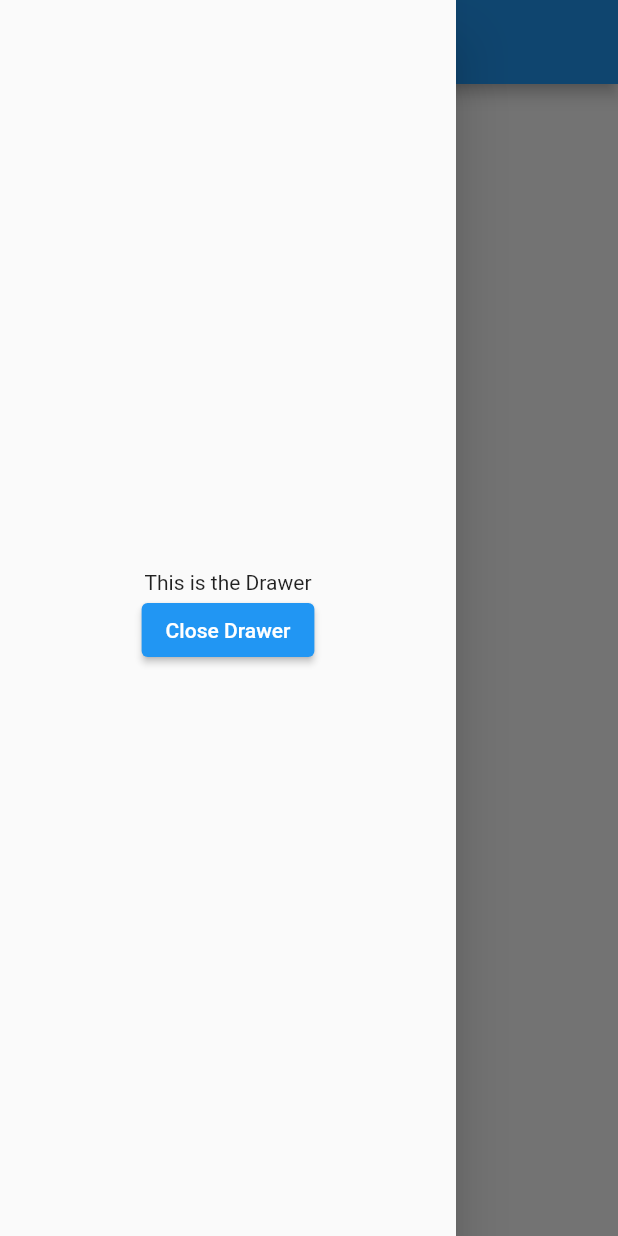
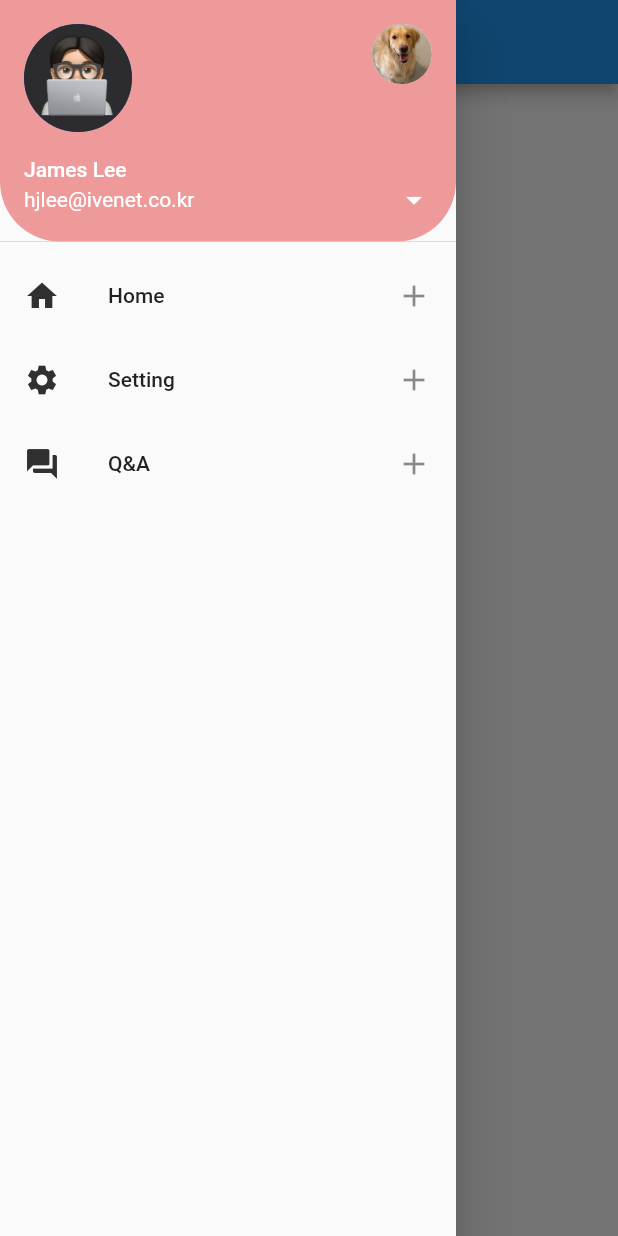
Before and after one commit to leehyungjun1/2_flutter, a Flutter app: the screen it shows after launch, with the side drawer open, on a phone screen of 412 x 824 dp. Run offline on Flutter 3.47's test engine with Material 2 defaults, Android fonts, the phone set to English and light mode, and no system bars.

Commit message:
Drawer Header modify

```diff
--- a/lib/main.dart
+++ b/lib/main.dart
@@ -31,24 +31,73 @@ class _MyStatefulWidgetState extends State<MyStatefulWidget> {
       appBar: AppBar(
         title: const Text('Pos Data'),
       ),
-      body: const Center(
-        child: ElevatedButton(
-          onPressed: null,
-          child: Text('Open Drawer'),
-        ),
+      body: const Row(
+        children: [
+          Text('이마트'),
+          Text('홈플러스'),
+        ],
       ),
       drawer: Drawer(
-        child: Center(
-          child: Column(
-            mainAxisAlignment: MainAxisAlignment.center,
-            children: <Widget>[
-              const Text('This is the Drawer'),
-              ElevatedButton(
-                onPressed: _closeDrawer,
-                child: const Text('Close Drawer'),
+        child: ListView(
+          padding: EdgeInsets.zero,
+          children: <Widget>[
+            UserAccountsDrawerHeader(
+              currentAccountPicture: const CircleAvatar(
+                backgroundImage: AssetImage('assets/images/me.png'),
               ),
-            ],
-          ),
+              otherAccountsPictures: const [
+                CircleAvatar(
+                  backgroundImage: AssetImage('assets/images/2.jpg'),
+                  backgroundColor: Colors.white,
+                )
+              ],
+              accountName: const Text('James Lee'),
+              accountEmail: const Text('hjlee@ivenet.co.kr'),
+              onDetailsPressed: () {
+                print('arrow is clicked');
+              },
+              decoration: BoxDecoration(
+                color: Colors.red[200],
+                borderRadius: const BorderRadius.only(
+                  bottomLeft: Radius.circular(40.0),
+                  bottomRight: Radius.circular(40.0),
+                ),
+              ),
+            ),
+            ListTile(
+              leading: Icon(
+                Icons.home,
+                color: Colors.grey[850],
+              ),
+              title: const Text('Home'),
+              onTap: () {
+                print('Home is clicked');
+              },
+              trailing: const Icon(Icons.add),
+            ),
+            ListTile(
+              leading: Icon(
+                Icons.settings,
+                color: Colors.grey[850],
+              ),
+              title: const Text('Setting'),
+              onTap: () {
+                print('Setting is clicked');
+              },
+              trailing: const Icon(Icons.add),
+            ),
+            ListTile(
+              leading: Icon(
+                Icons.question_answer,
+                color: Colors.grey[850],
+              ),
+              title: const Text('Q&A'),
+              onTap: () {
+                print('Q&A is clicked');
+              },
+              trailing: const Icon(Icons.add),
+            ),
+          ],
         ),
       ),
     );
--- a/pubspec.yaml
+++ b/pubspec.yaml
@@ -59,9 +59,12 @@ flutter:
   uses-material-design: true
 
   # To add assets to your application, add an assets section, like this:
-  # assets:
+  assets:
+    - assets/images/
   #   - images/a_dot_burr.jpeg
   #   - images/a_dot_ham.jpeg
+
+
 
   # An image asset can refer to one or more resolution-specific "variants", see
   # https://flutter.dev/assets-and-images/#resolution-aware
```
Also changed, not shown: assets/images/2.jpg (added), assets/images/me.png (added).
